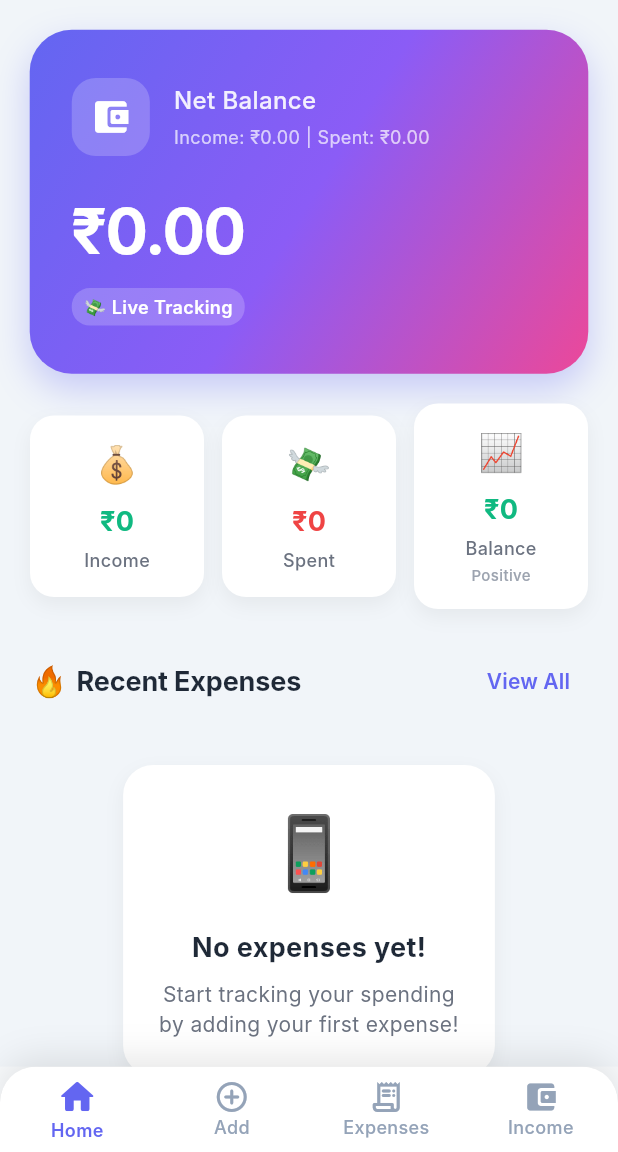
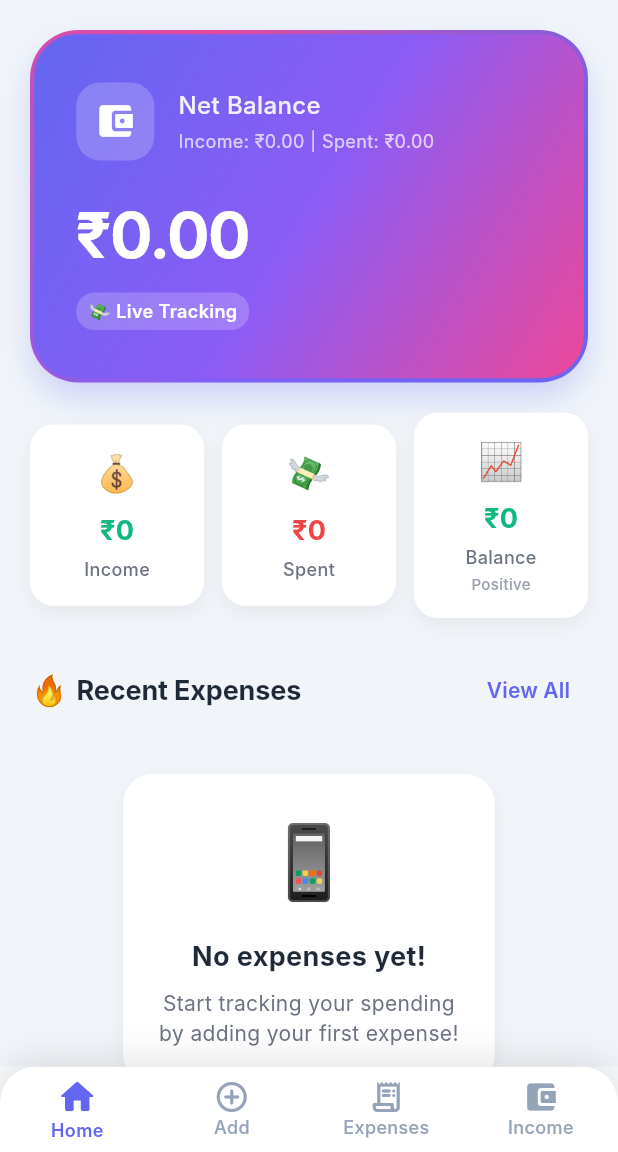
Before and after one commit to AyushRaghuvanshi04/MoneyMate, a Flutter app: the screen it shows after launch, on a phone screen of 412 x 824 dp, the part 84-1236 px from its top. Run offline on Flutter 3.47's test engine with Material 3 defaults, Android fonts, the phone set to English and light mode, and no system bars; our stand-ins replace shared_preferences; Roboto replaces fonts that are missing (Inter).

Commit message:
UI: Add animated gradient border to summary card on Home screen

```diff
--- a/flutter_application_1/lib/main.dart
+++ b/flutter_application_1/lib/main.dart
@@ -4,7 +4,6 @@ import 'package:flutter/material.dart';
 import 'screens/home_screen.dart';
 import 'screens/add_expense_screen.dart';
 import 'screens/expense_list_screen.dart';
-import 'screens/add_income_screen.dart';
 import 'screens/income_list_screen.dart';
 import 'services/google_ai_service.dart';
 
--- a/flutter_application_1/lib/screens/add_expense_screen.dart
+++ b/flutter_application_1/lib/screens/add_expense_screen.dart
@@ -4,6 +4,8 @@ import '../models/expense.dart';
 import 'add_income_screen.dart';
 
 class AddExpenseScreen extends StatefulWidget {
+  const AddExpenseScreen({super.key});
+
   @override
   _AddExpenseState createState() => _AddExpenseState();
 }
--- a/flutter_application_1/lib/screens/add_income_screen.dart
+++ b/flutter_application_1/lib/screens/add_income_screen.dart
@@ -4,6 +4,8 @@ import '../models/income.dart';
 import '../services/income_service.dart';
 
 class AddIncomeScreen extends StatefulWidget {
+  const AddIncomeScreen({super.key});
+
   @override
   _AddIncomeScreenState createState() => _AddIncomeScreenState();
 }
--- a/flutter_application_1/lib/screens/expense_list_screen.dart
+++ b/flutter_application_1/lib/screens/expense_list_screen.dart
@@ -4,6 +4,8 @@ import '../services/sms_parser_service.dart';
 import 'package:intl/intl.dart';
 
 class ExpenseListScreen extends StatefulWidget {
+  const ExpenseListScreen({super.key});
+
   @override
   _ExpenseListScreenState createState() => _ExpenseListScreenState();
 }
--- a/flutter_application_1/lib/screens/home_screen.dart
+++ b/flutter_application_1/lib/screens/home_screen.dart
@@ -5,6 +5,8 @@ import '../services/income_service.dart';
 import 'package:intl/intl.dart';
 
 class HomeScreen extends StatefulWidget {
+  const HomeScreen({super.key});
+
   @override
   _HomeScreenState createState() => _HomeScreenState();
 }
@@ -249,11 +251,28 @@ class _HomeScreenState extends State<HomeScreen> with TickerProviderStateMixin,
             AnimatedBuilder(
               animation: _pulseAnimation,
               builder: (context, child) {
-                return Transform.scale(
+                return Container(
+                  width: double.infinity,
+                  margin: const EdgeInsets.all(20),
+                  decoration: BoxDecoration(
+                    borderRadius: BorderRadius.circular(32),
+                    gradient: SweepGradient(
+                      colors: [
+                        Color(0xFF6366F1),
+                        Color(0xFF8B5CF6),
+                        Color(0xFFEC4899),
+                        Color(0xFF6366F1),
+                      ],
+                      startAngle: 0.0,
+                      endAngle: 6.28,
+                      transform: GradientRotation(_pulseAnimation.value * 6.28),
+                    ),
+                  ),
+                  child: Padding(
+                    padding: const EdgeInsets.all(3.0), // Border thickness
+                    child: Transform.scale(
                       scale: _pulseAnimation.value,
                       child: Container(
-                    width: double.infinity,
-                    margin: const EdgeInsets.all(20),
                         decoration: BoxDecoration(
                           borderRadius: BorderRadius.circular(28),
                           gradient: const LinearGradient(
@@ -346,6 +365,8 @@ class _HomeScreenState extends State<HomeScreen> with TickerProviderStateMixin,
                                 ],
                               ),
                             ],
+                          ),
+                        ),
                       ),
                     ),
                   ),
--- a/flutter_application_1/lib/screens/income_list_screen.dart
+++ b/flutter_application_1/lib/screens/income_list_screen.dart
@@ -4,6 +4,8 @@ import '../services/income_service.dart';
 import 'package:intl/intl.dart';
 
 class IncomeListScreen extends StatefulWidget {
+  const IncomeListScreen({super.key});
+
   @override
   _IncomeListScreenState createState() => _IncomeListScreenState();
 }
```
Also changed, not shown: 1 other file. Lines whose indentation alone changed are shown as unchanged.
